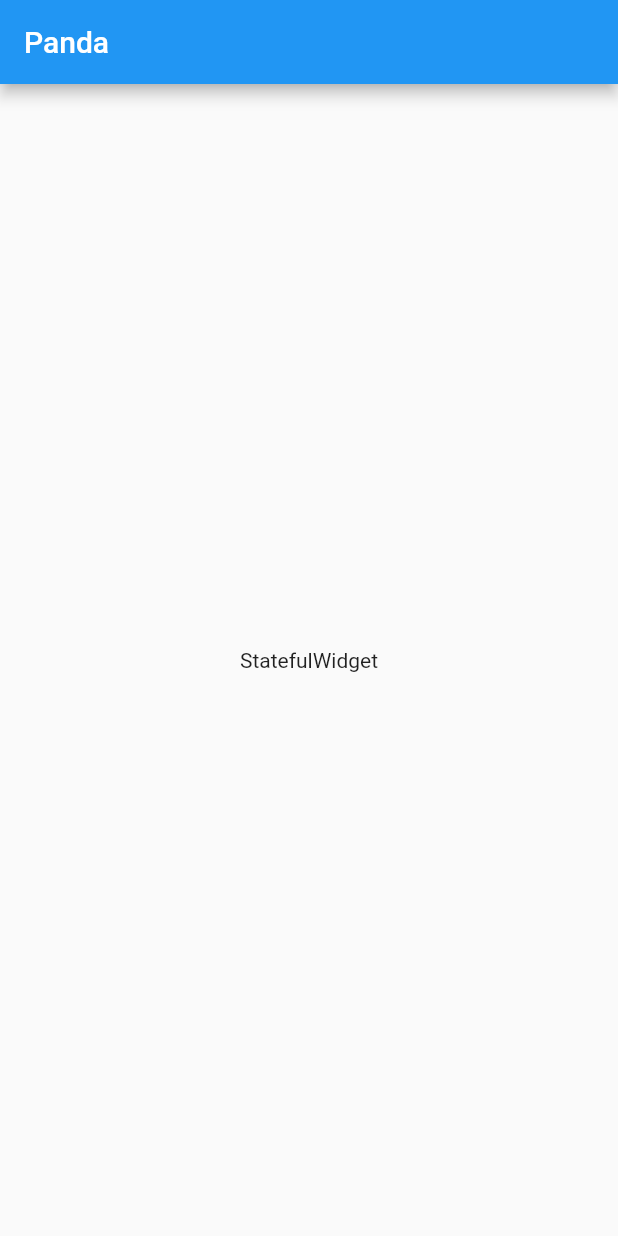
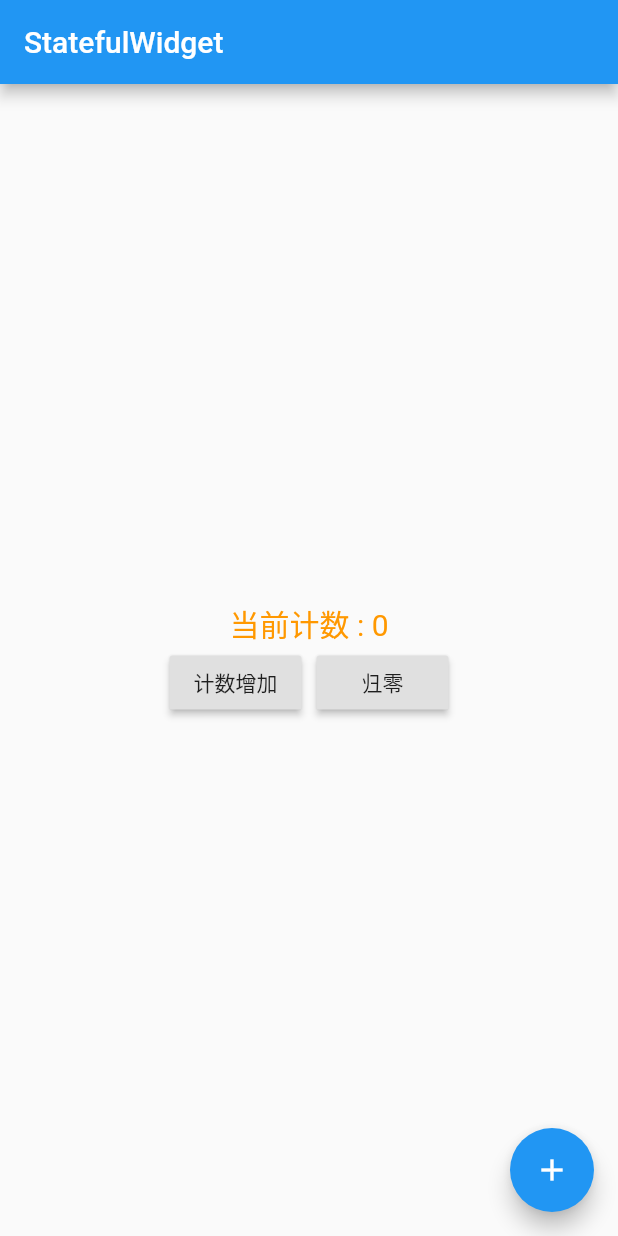
Before and after one commit to Panda296/flutter_app, a Flutter app: the screen it shows after launch, on a phone screen of 412 x 824 dp. Run offline on Flutter 3.47's test engine with Material 2 defaults, Android fonts, the phone set to English and light mode, and no system bars.

Commit message:
StatefulWidget 的使用,Column的居中属性,按钮控件

```diff
--- a/lib/main.dart
+++ b/lib/main.dart
@@ -9,26 +9,61 @@ class MyApp extends StatelessWidget {
       title: "StatefulWidget",
       home: Scaffold(
         appBar: AppBar(
-          title: Text("Panda"),
+          title: Text("StatefulWidget"),
         ),
-        body: Homecontent(),
+        body: Center(child: ContentWidget()),
+        floatingActionButton: FloatingActionButton(
+          child: Icon(Icons.add),
+          onPressed: () {},
+        ),
       ),
     );
   }
 }
 
-class Homecontent extends StatelessWidget {
+class ContentWidget extends StatefulWidget {
+  @override
+  State<StatefulWidget> createState() => ContentWidgetState();
+}
+
+class ContentWidgetState extends State {
+  int conut = 0;
+
   @override
   Widget build(BuildContext context) {
-    return Center(
-      child: TextWidget(),
+    return Column(
+      // Column 默认占据很大内容,从上到下排列,这个属性让他居中
+      mainAxisAlignment: MainAxisAlignment.center,
+      children: [
+        Text(
+          "当前计数 : $conut",
+          style: TextStyle(color: Colors.orange, fontSize: 20),
+        ),
+        Row(
+          mainAxisAlignment: MainAxisAlignment.center,
+          children: [
+            RaisedButton(
+              onPressed: () {
+                print("Button Clicked");
+                setState(() {
+                  conut++;
+                });
+              },
+              child: Text("计数增加"),
+            ),
+            SizedBox(
+              width: 10,
+            ),
+            RaisedButton(
+              onPressed: () {
+                conut = 0;
+                setState(() {});
+              },
+              child: Text("归零"),
+            ),
+          ],
+        )
+      ],
     );
   }
 }
-
-class TextWidget extends StatelessWidget {
-  @override
-  Widget build(BuildContext context) {
-    return Text("StatefulWidget");
-  }
-}
```
